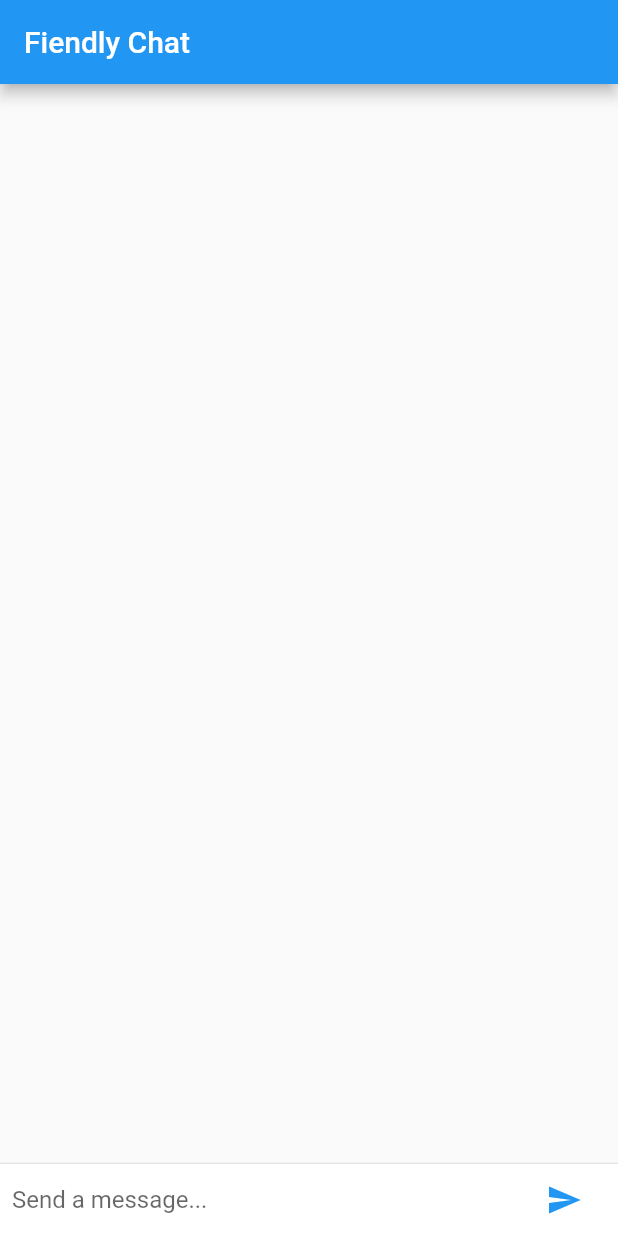
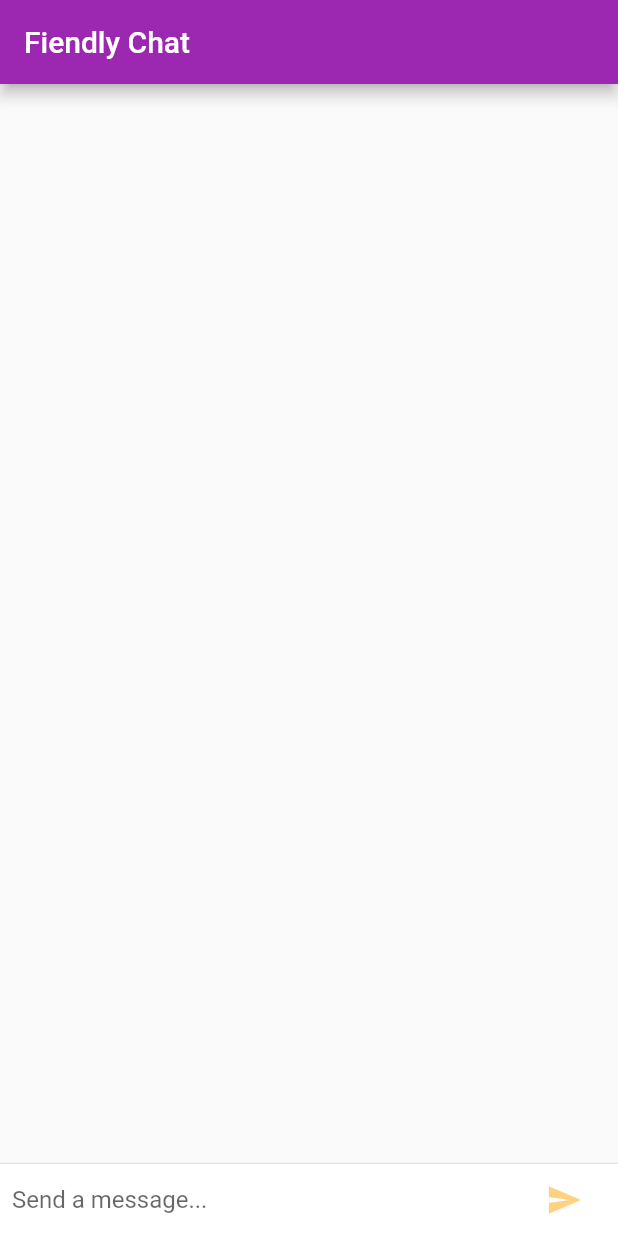
Before and after one commit to vicmoh/FriendlyChat-Flutter, a Flutter app: the screen it shows after launch, on a phone screen of 412 x 824 dp. Run offline on Flutter 3.47's test engine with Material 2 defaults, Android fonts, the phone set to English and light mode, and no system bars.

Commit message:
theme on diff op, IOS and android

```diff
--- a/lib/main.dart
+++ b/lib/main.dart
@@ -1,4 +1,6 @@
 //https://codelabs.developers.google.com/codelabs/flutter/#3
+//https://codelabs.developers.google.com/codelabs/flutter/#8
+import 'package:flutter/foundation.dart';
 import 'package:flutter/material.dart';
 
 void main(){
@@ -6,11 +8,26 @@ void main(){
 }//end main
 
 class FriendlyChatApp extends StatelessWidget{
+  //instanecc
+  final ThemeData kIOSTheme = new ThemeData(
+    primarySwatch: Colors.orange,
+    primaryColor: Colors.grey[100],
+    primaryColorBrightness: Brightness.light
+  );
+  final ThemeData kDefaultTheme = new ThemeData(
+    primarySwatch: Colors.purple,
+    accentColor: Colors.orangeAccent[100]
+  );
+
   @override Widget build(BuildContext context){
     print("app build");
     var title = "Firendly Chat";
     var chatScreen = new ChatScreen();
-    var page = new MaterialApp(title: title, home: chatScreen);
+    var page = new MaterialApp(
+      title: title,
+      home: chatScreen,
+      theme: defaultTargetPlatform == TargetPlatform.iOS ? kIOSTheme : kDefaultTheme,
+    );
     return page;
   }//end overide
 }//end class
```
